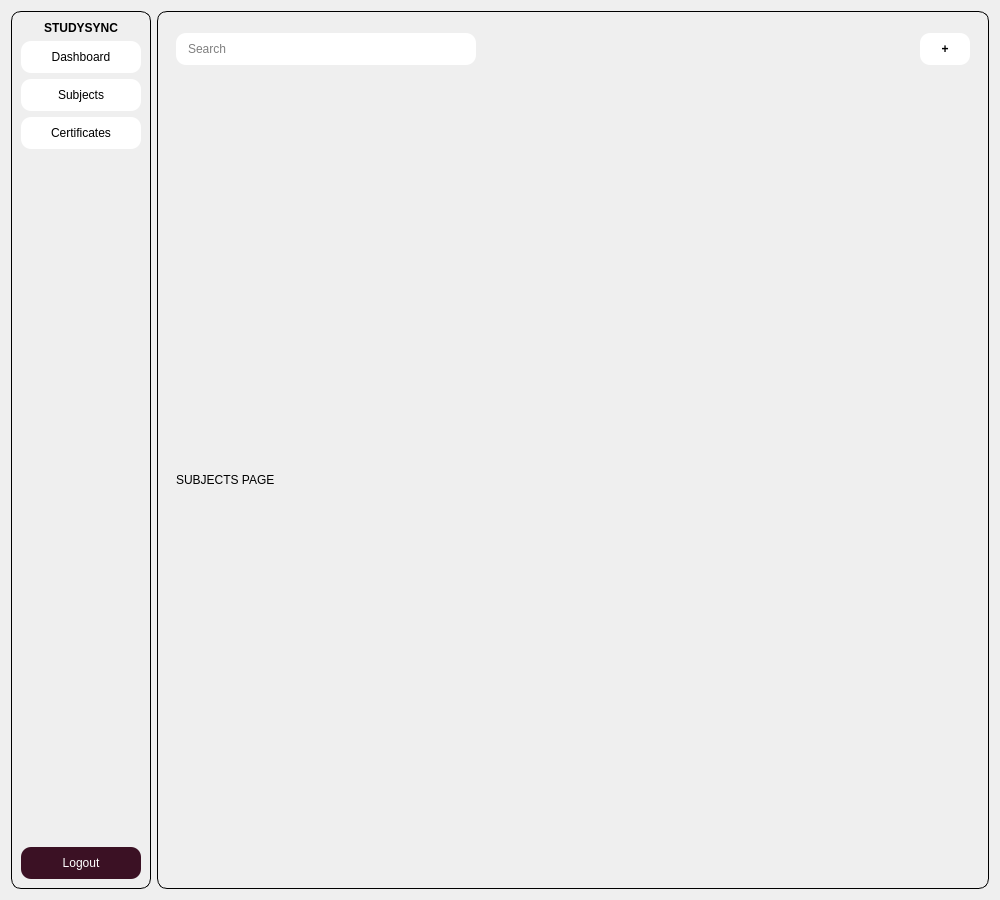
Before: the Qt Designer form dashboard.ui in annamairaj/StudySync, drawn with Qt 5.
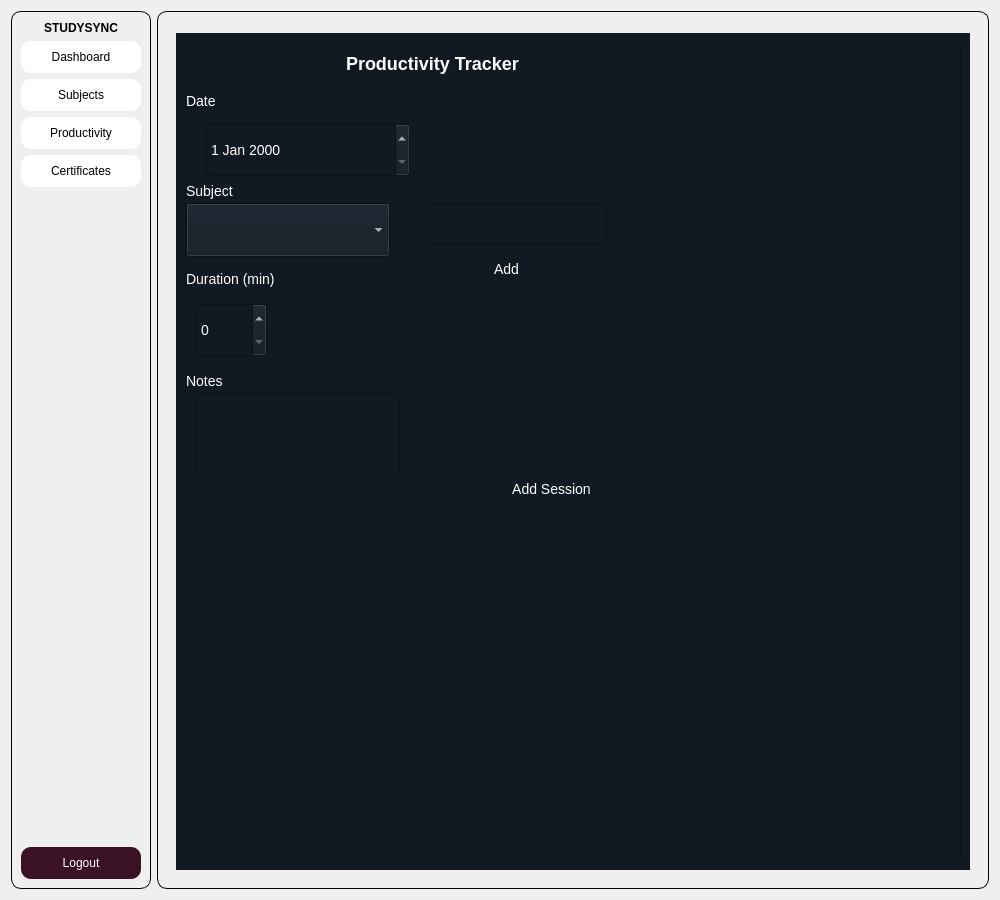
After: the same form once the commit is applied.

Commit message: Added Glow Effect to Study Sync Title, and created Productivity Tracker page with new features

What changed in the file:
```diff
--- a/dashboard.ui
+++ b/dashboard.ui
@@ -107,6 +107,21 @@
         </property>
        </widget>
       </item>
+      <item>
+       <widget class="QPushButton" name="productivityButton">
+        <property name="styleSheet">
+         <string notr="true">background-color: #ffffff;
+border-radius: 10px;
+color: black;
+height: 32px;
+width: 120px;
+</string>
+        </property>
+        <property name="text">
+         <string>Productivity</string>
+        </property>
+       </widget>
+      </item>
       <item>
        <widget class="QPushButton" name="certificatesButton">
         <property name="text">
@@ -149,91 +164,10 @@
       <property name="topMargin">
        <number>12</number>
       </property>
-      <item>
-       <widget class="QFrame" name="topbarFrame">
-        <property name="enabled">
-         <bool>true</bool>
-        </property>
-        <property name="sizePolicy">
-         <sizepolicy hsizetype="Preferred" vsizetype="Fixed">
-          <horstretch>0</horstretch>
-          <verstretch>0</verstretch>
-         </sizepolicy>
-        </property>
-        <property name="minimumSize">
-         <size>
-          <width>0</width>
-          <height>10</height>
-         </size>
-        </property>
-        <property name="frameShape">
-         <enum>QFrame::Shape::StyledPanel</enum>
-        </property>
-        <property name="frameShadow">
-         <enum>QFrame::Shadow::Raised</enum>
-        </property>
-        <layout class="QHBoxLayout" name="horizontalLayout">
-         <item>
-          <widget class="QLineEdit" name="searchLineEdit">
-           <property name="sizePolicy">
-            <sizepolicy hsizetype="Fixed" vsizetype="Preferred">
-             <horstretch>0</horstretch>
-             <verstretch>0</verstretch>
-            </sizepolicy>
-           </property>
-           <property name="minimumSize">
-            <size>
-             <width>300</width>
-             <height>0</height>
-            </size>
-           </property>
-           <property name="placeholderText">
-            <string>Search</string>
-           </property>
-          </widget>
-         </item>
-         <item>
-          <spacer name="horizontalSpacer">
-           <property name="orientation">
-            <enum>Qt::Orientation::Horizontal</enum>
-           </property>
-           <property name="sizeType">
-            <enum>QSizePolicy::Policy::Expanding</enum>
-           </property>
-           <property name="sizeHint" stdset="0">
-            <size>
-             <width>40</width>
-             <height>20</height>
-            </size>
-           </property>
-          </spacer>
-         </item>
-         <item>
-          <widget class="QPushButton" name="addButton">
-           <property name="sizePolicy">
-            <sizepolicy hsizetype="Fixed" vsizetype="Preferred">
-             <horstretch>0</horstretch>
-             <verstretch>0</verstretch>
-            </sizepolicy>
-           </property>
-           <property name="minimumSize">
-            <size>
-             <width>50</width>
-             <height>0</height>
-            </size>
-           </property>
-           <property name="text">
-            <string>+</string>
-           </property>
-          </widget>
-         </item>
-        </layout>
-       </widget>
-      </item>
       <item>
        <widget class="QStackedWidget" name="homeStackedWidget">
         <property name="currentIndex">
-         <number>1</number>
+         <number>3</number>
         </property>
         <widget class="QWidget" name="dashboardPageStack">
          <layout class="QVBoxLayout" name="verticalLayout_4">
@@ -268,6 +202,233 @@
           </item>
          </layout>
         </widget>
+        <widget class="QWidget" name="prodPageStack">
+         <property name="styleSheet">
+          <string notr="true">QWidget {
+    font-family: 'Segoe UI', 'Arial', sans-serif;
+    font-size: 14px;
+    color: #333;
+}
+
+QPushButton {
+    background-color: #4CAF50;
+    color: white;
+    padding: 8px 16px;
+    font-size: 14px;  /* Ensures same font size */
+    font-family: 'Segoe UI', 'Arial', sans-serif;  /* Ensures same font */
+    border: none;
+    border-radius: 6px;
+}
+
+QPushButton:hover {
+    background-color: #45a049;
+}
+</string>
+         </property>
+         <layout class="QVBoxLayout" name="verticalLayout">
+          <item>
+           <widget class="QWidget" name="widget" native="true">
+            <property name="styleSheet">
+             <string notr="true">background-color: rgb(17, 25, 34);
+color: white;
+
+</string>
+            </property>
+            <layout class="QGridLayout" name="gridLayout">
+             <item row="1" column="0">
+              <widget class="QScrollArea" name="scrollArea">
+               <property name="horizontalScrollBarPolicy">
+                <enum>Qt::ScrollBarPolicy::ScrollBarAsNeeded</enum>
+               </property>
+               <property name="sizeAdjustPolicy">
+                <enum>QAbstractScrollArea::SizeAdjustPolicy::AdjustToContents</enum>
+               </property>
+               <property name="widgetResizable">
+                <bool>true</bool>
+               </property>
+               <widget class="QWidget" name="scrollAreaWidgetContents">
+                <property name="geometry">
+                 <rect>
+                  <x>0</x>
+                  <y>0</y>
+                  <width>738</width>
+                  <height>800</height>
+                 </rect>
+                </property>
+                <widget class="QLabel" name="prodTrack">
+                 <property name="geometry">
+                  <rect>
+                   <x>160</x>
+                   <y>10</y>
+                   <width>381</width>
+                   <height>21</height>
+                  </rect>
+                 </property>
+                 <property name="styleSheet">
+                  <string notr="true">#prodTrack
+ {
+    qproperty-alignment: 'AlignCenter';
+    font-size: 18px;
+    font-weight: bold;
+}
+</string>
+                 </property>
+                 <property name="text">
+                  <string>Productivity Tracker</string>
+                 </property>
+                </widget>
+                <widget class="QLabel" name="date">
+                 <property name="geometry">
+                  <rect>
+                   <x>0</x>
+                   <y>50</y>
+                   <width>100</width>
+                   <height>16</height>
+                  </rect>
+                 </property>
+                 <property name="text">
+                  <string>Date</string>
+                 </property>
+                </widget>
+                <widget class="QDateEdit" name="dateEdit">
+                 <property name="geometry">
+                  <rect>
+                   <x>20</x>
+                   <y>80</y>
+                   <width>204</width>
+                   <height>54</height>
+                  </rect>
+                 </property>
+                </widget>
+                <widget class="QLabel" name="subject">
+                 <property name="geometry">
+                  <rect>
+                   <x>0</x>
+                   <y>140</y>
+                   <width>100</width>
+                   <height>16</height>
+                  </rect>
+                 </property>
+                 <property name="text">
+                  <string>Subject</string>
+                 </property>
+                </widget>
+                <widget class="QComboBox" name="subjectPick">
+                 <property name="geometry">
+                  <rect>
+                   <x>0</x>
+                   <y>160</y>
+                   <width>204</width>
+                   <height>54</height>
+                  </rect>
+                 </property>
+                </widget>
+                <widget class="QLabel" name="studyDuration">
+                 <property name="geometry">
+                  <rect>
+                   <x>0</x>
+                   <y>220</y>
+                   <width>131</width>
+                   <height>31</height>
+                  </rect>
+                 </property>
+                 <property name="text">
+                  <string>Duration (min)</string>
+                 </property>
+                </widget>
+                <widget class="QSpinBox" name="timeSpent">
+                 <property name="geometry">
+                  <rect>
+                   <x>10</x>
+                   <y>260</y>
+                   <width>71</width>
+                   <height>54</height>
+                  </rect>
+                 </property>
+                </widget>
+                <widget class="QLabel" name="notes">
+                 <property name="geometry">
+                  <rect>
+                   <x>0</x>
+                   <y>330</y>
+                   <width>100</width>
+                   <height>16</height>
+                  </rect>
+                 </property>
+                 <property name="styleSheet">
+                  <string notr="true">selection-color: rgb(229, 47, 255);
+color: rgb(255, 255, 255);</string>
+                 </property>
+                 <property name="text">
+                  <string>Notes</string>
+                 </property>
+                </widget>
+                <widget class="QLineEdit" name="noteEdit">
+                 <property name="geometry">
+                  <rect>
+                   <x>10</x>
+                   <y>350</y>
+                   <width>204</width>
+                   <height>86</height>
+                  </rect>
+                 </property>
+                </widget>
+                <widget class="QPushButton" name="addSesh">
+                 <property name="geometry">
+                  <rect>
+                   <x>300</x>
+                   <y>430</y>
+                   <width>131</width>
+                   <height>32</height>
+                  </rect>
+                 </property>
+                 <property name="text">
+                  <string>Add Session</string>
+                 </property>
+                </widget>
+                <widget class="QLineEdit" name="customSubject">
+                 <property name="geometry">
+                  <rect>
+                   <x>240</x>
+                   <y>160</y>
+                   <width>181</width>
+                   <height>41</height>
+                  </rect>
+                 </property>
+                </widget>
+                <widget class="QPushButton" name="addSubButton">
+                 <property name="geometry">
+                  <rect>
+                   <x>290</x>
+                   <y>210</y>
+                   <width>61</width>
+                   <height>32</height>
+                  </rect>
+                 </property>
+                 <property name="text">
+                  <string>Add</string>
+                 </property>
+                </widget>
+                <zorder>customSubject</zorder>
+                <zorder>prodTrack</zorder>
+                <zorder>date</zorder>
+                <zorder>dateEdit</zorder>
+                <zorder>subject</zorder>
+                <zorder>subjectPick</zorder>
+                <zorder>studyDuration</zorder>
+                <zorder>timeSpent</zorder>
+                <zorder>notes</zorder>
+                <zorder>noteEdit</zorder>
+                <zorder>addSesh</zorder>
+                <zorder>addSubButton</zorder>
+               </widget>
+              </widget>
+             </item>
+            </layout>
+           </widget>
+          </item>
+         </layout>
+        </widget>
        </widget>
       </item>
      </layout>
```
The commit also changes 16 other files.
